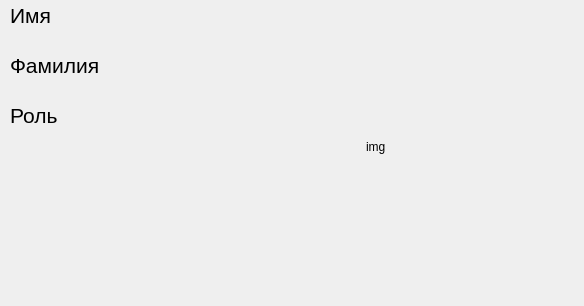
3xploit1/pp05, file forms/form_admin.ui: the form before one commit.
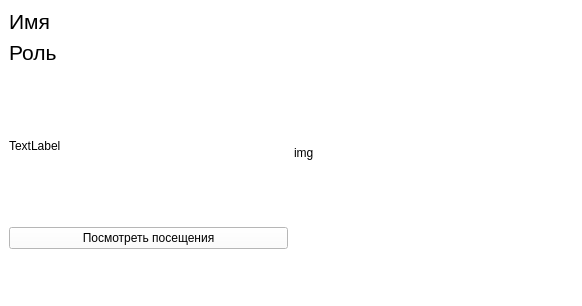
The form after the commit. Icons and pictures are not drawn.

```diff
--- a/forms/form_admin.ui
+++ b/forms/form_admin.ui
@@ -6,23 +6,26 @@
    <rect>
     <x>0</x>
     <y>0</y>
-    <width>584</width>
+    <width>582</width>
     <height>306</height>
    </rect>
   </property>
   <property name="windowTitle">
    <string>MainWindow</string>
   </property>
+  <property name="windowIcon">
+   <iconset>
+    <normaloff>../../Resources/logo.ico</normaloff>../../Resources/logo.ico</iconset>
+  </property>
+  <property name="styleSheet">
+   <string notr="true">background-color: rgb(255, 255, 255);</string>
+  </property>
   <widget class="QWidget" name="centralwidget">
+   <layout class="QHBoxLayout" name="horizontalLayout">
+    <item>
+     <layout class="QVBoxLayout" name="verticalLayout">
+      <item>
    <widget class="QLabel" name="label_name_admin">
-    <property name="geometry">
-     <rect>
-      <x>10</x>
-      <y>0</y>
-      <width>281</width>
-      <height>31</height>
-     </rect>
-    </property>
     <property name="font">
      <font>
       <pointsize>16</pointsize>
@@ -32,46 +35,9 @@
      <string>&lt;html&gt;&lt;head/&gt;&lt;body&gt;&lt;p&gt;&lt;span style=&quot; font-size:16pt;&quot;&gt;Имя&lt;/span&gt;&lt;/p&gt;&lt;/body&gt;&lt;/html&gt;</string>
     </property>
    </widget>
-   <widget class="QLabel" name="label_surname_admin">
-    <property name="geometry">
-     <rect>
-      <x>10</x>
-      <y>50</y>
-      <width>281</width>
-      <height>31</height>
-     </rect>
-    </property>
-    <property name="font">
-     <font>
-      <pointsize>16</pointsize>
-     </font>
-    </property>
-    <property name="text">
-     <string>&lt;html&gt;&lt;head/&gt;&lt;body&gt;&lt;p&gt;&lt;span style=&quot; font-size:16pt;&quot;&gt;Фамилия&lt;/span&gt;&lt;/p&gt;&lt;/body&gt;&lt;/html&gt;</string>
-    </property>
-   </widget>
-   <widget class="QLabel" name="image_laborant_admin">
-    <property name="geometry">
-     <rect>
-      <x>366</x>
-      <y>22</y>
-      <width>181</width>
-      <height>251</height>
-     </rect>
-    </property>
-    <property name="text">
-     <string>&lt;html&gt;&lt;head/&gt;&lt;body&gt;&lt;p&gt;img&lt;/p&gt;&lt;/body&gt;&lt;/html&gt;</string>
-    </property>
-   </widget>
+      </item>
+      <item>
    <widget class="QLabel" name="label_role_admin">
-    <property name="geometry">
-     <rect>
-      <x>10</x>
-      <y>100</y>
-      <width>281</width>
-      <height>31</height>
-     </rect>
-    </property>
     <property name="font">
      <font>
       <pointsize>16</pointsize>
@@ -81,6 +47,55 @@
      <string>&lt;html&gt;&lt;head/&gt;&lt;body&gt;&lt;p&gt;&lt;span style=&quot; font-size:16pt;&quot;&gt;Роль&lt;/span&gt;&lt;/p&gt;&lt;/body&gt;&lt;/html&gt;</string>
     </property>
    </widget>
+      </item>
+      <item>
+       <widget class="QLabel" name="label_logo">
+        <property name="minimumSize">
+         <size>
+          <width>0</width>
+          <height>150</height>
+         </size>
+        </property>
+        <property name="text">
+         <string>TextLabel</string>
+        </property>
+       </widget>
+      </item>
+      <item>
+       <widget class="QPushButton" name="btn_view">
+        <property name="styleSheet">
+         <string notr="true">QPushButton:hover {
+background-color: rgb(73,140,81);
+}</string>
+        </property>
+        <property name="text">
+         <string>Посмотреть посещения</string>
+        </property>
+       </widget>
+      </item>
+      <item>
+       <spacer name="verticalSpacer">
+        <property name="orientation">
+         <enum>Qt::Vertical</enum>
+        </property>
+        <property name="sizeHint" stdset="0">
+         <size>
+          <width>20</width>
+          <height>40</height>
+         </size>
+        </property>
+       </spacer>
+      </item>
+     </layout>
+    </item>
+    <item>
+     <widget class="QLabel" name="image_laborant_admin">
+      <property name="text">
+       <string>&lt;html&gt;&lt;head/&gt;&lt;body&gt;&lt;p&gt;img&lt;/p&gt;&lt;/body&gt;&lt;/html&gt;</string>
+      </property>
+     </widget>
+    </item>
+   </layout>
   </widget>
  </widget>
  <resources/>
```
Lines whose indentation alone changed are shown as unchanged.
